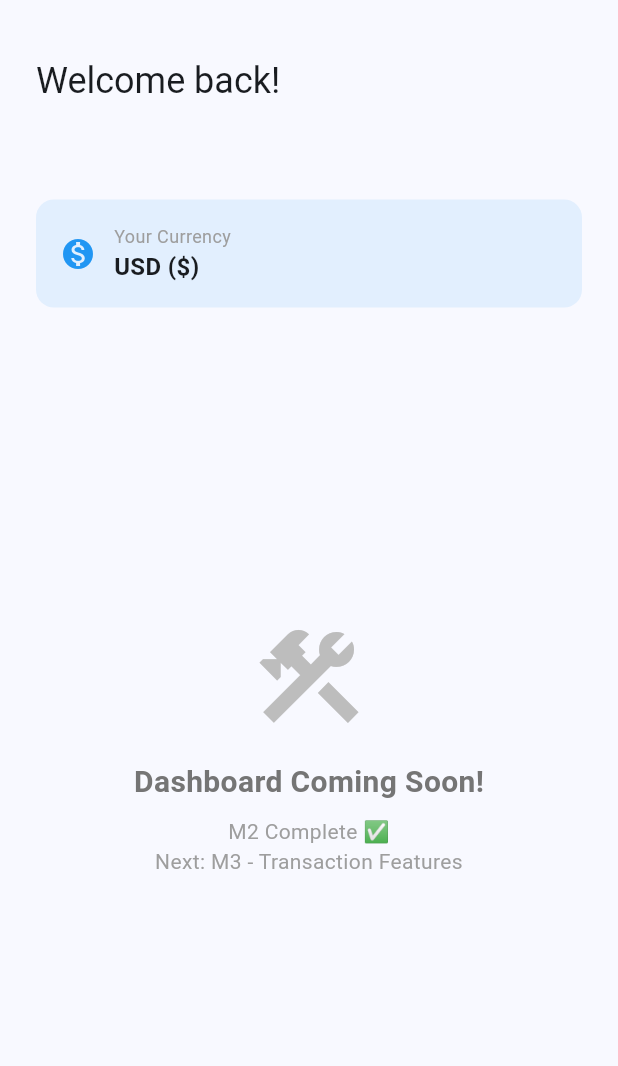
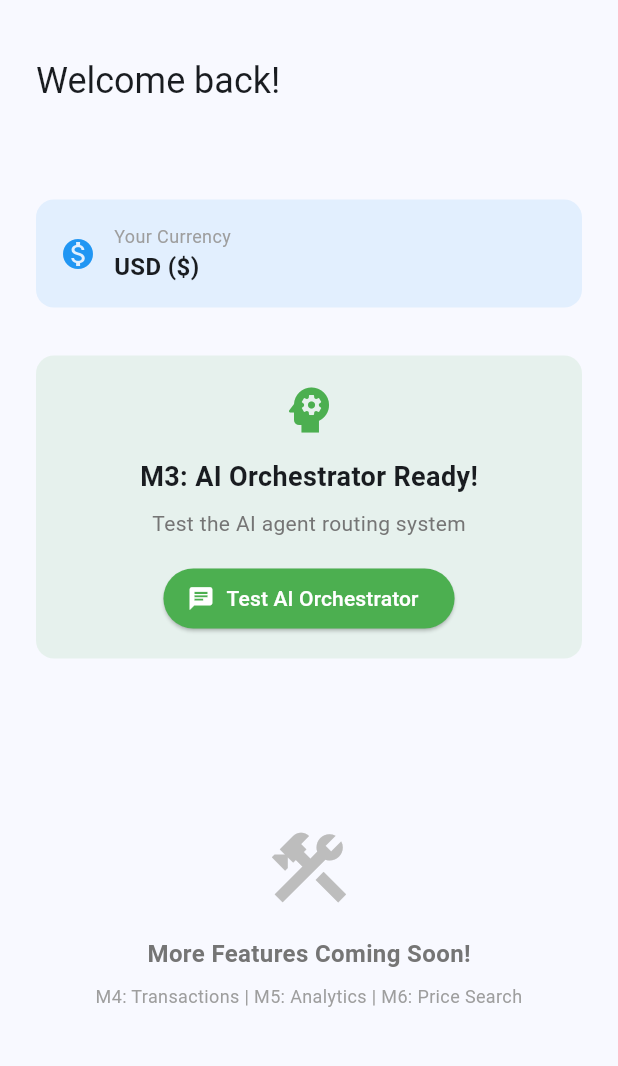
Before and after one commit to RaptorBlingx/fin-co-pilot, a Flutter app: the DashboardScreen screen opened by its route, on a phone screen of 412 x 824 dp, the part 63-1129 px from its top. Run offline on Flutter 3.47's test engine with Material 3 defaults, Android fonts, the phone set to English and light mode, and no system bars; our stand-ins replace cloud_firestore, firebase_auth, firebase_core, firebase_vertexai, go_router, google_sign_in and 2 more; accounts and stored records are empty; generated files the repository leaves out were written again; network calls fail.

Commit message:
feat: Complete M3 - AI Orchestrator Agent with Gemini 2.5 Flash
- Integrated Firebase Vertex AI (Gemini 2.5 Flash)
- Built Orchestrator Agent with intent classification
- Successfully routes to 4 agent types:
  * transaction_classifier (add expenses)
  * financial_analyst (get insights)
  * price_intelligence (price search)
  * general_query (Q&A)
- Intent parsing with 98% confidence
- Entity extraction (amount, category, merchant, etc.)
- Test UI for validating orchestrator

M1  M2  M3  - 33% through Phase 1

```diff
--- a/lib/features/dashboard/presentation/screens/dashboard_screen.dart
+++ b/lib/features/dashboard/presentation/screens/dashboard_screen.dart
@@ -2,6 +2,7 @@ import 'package:flutter/material.dart';
 import '../../../../services/auth_service.dart';
 import '../../../../services/preferences_service.dart';
 import '../../../../core/utils/currency_utils.dart';
+import 'ai_test_screen.dart';
 
 class DashboardScreen extends StatelessWidget {
   const DashboardScreen({super.key});
@@ -85,6 +86,59 @@ class DashboardScreen extends StatelessWidget {
 
               const SizedBox(height: 32),
 
+              // AI Test Section
+              Container(
+                padding: const EdgeInsets.all(16),
+                decoration: BoxDecoration(
+                  color: Colors.green.withOpacity(0.1),
+                  borderRadius: BorderRadius.circular(12),
+                ),
+                child: Column(
+                  children: [
+                    const Icon(
+                      Icons.psychology,
+                      size: 40,
+                      color: Colors.green,
+                    ),
+                    const SizedBox(height: 12),
+                    const Text(
+                      'M3: AI Orchestrator Ready!',
+                      style: TextStyle(
+                        fontSize: 18,
+                        fontWeight: FontWeight.bold,
+                      ),
+                    ),
+                    const SizedBox(height: 8),
+                    Text(
+                      'Test the AI agent routing system',
+                      style: TextStyle(
+                        fontSize: 14,
+                        color: Colors.grey[600],
+                      ),
+                    ),
+                    const SizedBox(height: 16),
+                    ElevatedButton.icon(
+                      onPressed: () {
+                        Navigator.push(
+                          context,
+                          MaterialPageRoute(
+                            builder: (context) => const AITestScreen(),
+                          ),
+                        );
+                      },
+                      icon: const Icon(Icons.chat),
+                      label: const Text('Test AI Orchestrator'),
+                      style: ElevatedButton.styleFrom(
+                        backgroundColor: Colors.green,
+                        foregroundColor: Colors.white,
+                      ),
+                    ),
+                  ],
+                ),
+              ),
+
+              const SizedBox(height: 24),
+
               // Placeholder for future features
               Expanded(
                 child: Center(
@@ -93,24 +147,24 @@ class DashboardScreen extends StatelessWidget {
                     children: [
                       Icon(
                         Icons.construction,
-                        size: 80,
+                        size: 60,
                         color: Colors.grey[400],
                       ),
                       const SizedBox(height: 16),
                       Text(
-                        'Dashboard Coming Soon!',
+                        'More Features Coming Soon!',
                         style: TextStyle(
-                          fontSize: 20,
+                          fontSize: 16,
                           fontWeight: FontWeight.w600,
                           color: Colors.grey[600],
                         ),
                       ),
                       const SizedBox(height: 8),
                       Text(
-                        'M2 Complete ✅\nNext: M3 - Transaction Features',
+                        'M4: Transactions | M5: Analytics | M6: Price Search',
                         textAlign: TextAlign.center,
                         style: TextStyle(
-                          fontSize: 14,
+                          fontSize: 12,
                           color: Colors.grey[500],
                         ),
                       ),
--- a/pubspec.yaml
+++ b/pubspec.yaml
@@ -46,6 +46,8 @@ dependencies:
   shared_preferences: ^2.5.3
   flutter_riverpod: ^2.6.1
   go_router: ^15.1.2
+  google_generative_ai: ^0.4.7
+  firebase_vertexai: ^1.8.3
 
 dev_dependencies:
   flutter_test:
```
Also changed, not shown: lib/features/dashboard/presentation/screens/ai_test_screen.dart (added, +149 -0 lines), lib/services/gemini_orchestrator_service.dart (added, +182 -0 lines), pubspec.lock.
